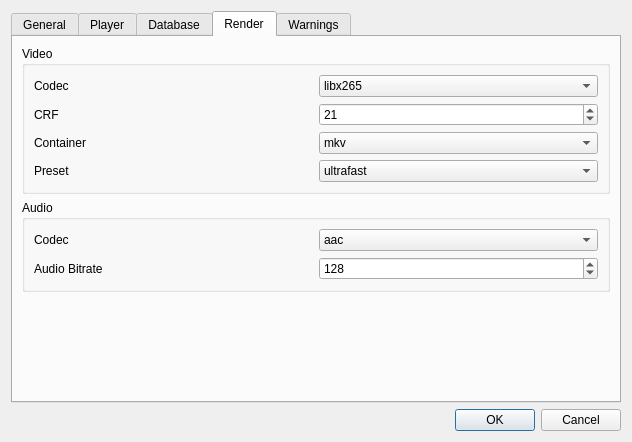
Above: gui/settings.ui from vommie/pycutxn before the change. Below: the same form after it.
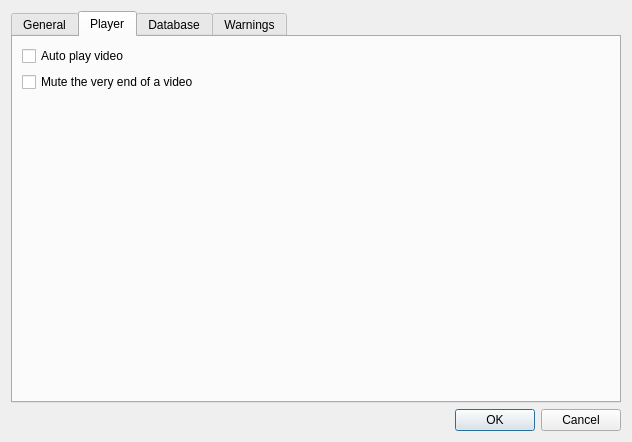
That is the form after the change. The open tabs and pages were chosen to show the change.

Commit message: render settings are now a dock panel instead of settings tab

Diff of the .ui file:
```diff
--- a/gui/settings.ui
+++ b/gui/settings.ui
@@ -166,235 +166,6 @@
          </item>
         </layout>
        </widget>
-       <widget class="QWidget" name="tabRender">
-        <attribute name="title">
-         <string>Render</string>
-        </attribute>
-        <layout class="QVBoxLayout" name="verticalLayout_3">
-         <item>
-          <layout class="QVBoxLayout" name="layoutRender">
-           <item>
-            <widget class="QGroupBox" name="groupBoxVideo">
-             <property name="title">
-              <string>Video</string>
-             </property>
-             <layout class="QVBoxLayout" name="verticalLayout_6">
-              <item>
-               <layout class="QHBoxLayout" name="horizontalLayout_6">
-                <item>
-                 <widget class="QLabel" name="label_5">
-                  <property name="text">
-                   <string>Codec</string>
-                  </property>
-                 </widget>
-                </item>
-                <item>
-                 <widget class="QComboBox" name="comboBoxVideoCodec">
-                  <item>
-                   <property name="text">
-                    <string>libx265</string>
-                   </property>
-                  </item>
-                  <item>
-                   <property name="text">
-                    <string>libx264</string>
-                   </property>
-                  </item>
-                 </widget>
-                </item>
-               </layout>
-              </item>
-              <item>
-               <layout class="QHBoxLayout" name="horizontalLayout_2">
-                <item>
-                 <widget class="QLabel" name="label_2">
-                  <property name="text">
-                   <string>CRF</string>
-                  </property>
-                 </widget>
-                </item>
-                <item>
-                 <widget class="QSpinBox" name="spinBoxCRF">
-                  <property name="value">
-                   <number>21</number>
-                  </property>
-                 </widget>
-                </item>
-               </layout>
-              </item>
-              <item>
-               <layout class="QHBoxLayout" name="horizontalLayout_5">
-                <item>
-                 <widget class="QLabel" name="label_4">
-                  <property name="text">
-                   <string>Container</string>
-                  </property>
-                 </widget>
-                </item>
-                <item>
-                 <widget class="QComboBox" name="comboBoxContainer">
-                  <item>
-                   <property name="text">
-                    <string>mkv</string>
-                   </property>
-                  </item>
-                  <item>
-                   <property name="text">
-                    <string>mp4</string>
-                   </property>
-                  </item>
-                 </widget>
-                </item>
-               </layout>
-              </item>
-              <item>
-               <layout class="QHBoxLayout" name="horizontalLayout_8">
-                <item>
-                 <widget class="QLabel" name="label_7">
-                  <property name="text">
-                   <string>Preset</string>
-                  </property>
-                 </widget>
-                </item>
-                <item>
-                 <widget class="QComboBox" name="comboBoxPreset">
-                  <item>
-                   <property name="text">
-                    <string>ultrafast</string>
-                   </property>
-                  </item>
-                  <item>
-                   <property name="text">
-                    <string>superfast</string>
-                   </property>
-                  </item>
-                  <item>
-                   <property name="text">
-                    <string>veryfast</string>
-                   </property>
-                  </item>
-                  <item>
-                   <property name="text">
-                    <string>faster</string>
-                   </property>
-                  </item>
-                  <item>
-                   <property name="text">
-                    <string>fast</string>
-                   </property>
-                  </item>
-                  <item>
-                   <property name="text">
-                    <string>medium</string>
-                   </property>
-                  </item>
-                  <item>
-                   <property name="text">
-                    <string>slow</string>
-                   </property>
-                  </item>
-                  <item>
-                   <property name="text">
-                    <string>slower</string>
-                   </property>
-                  </item>
-                  <item>
-                   <property name="text">
-                    <string>veryslow</string>
-                   </property>
-                  </item>
-                  <item>
-                   <property name="text">
-                    <string>placebo</string>
-                   </property>
-                  </item>
-                 </widget>
-                </item>
-               </layout>
-              </item>
-             </layout>
-            </widget>
-           </item>
-           <item>
-            <widget class="QGroupBox" name="groupBoxAudio">
-             <property name="title">
-              <string>Audio</string>
-             </property>
-             <layout class="QVBoxLayout" name="verticalLayout_5">
-              <item>
-               <layout class="QHBoxLayout" name="horizontalLayout_7">
-                <item>
-                 <widget class="QLabel" name="label_6">
-                  <property name="text">
-                   <string>Codec</string>
-                  </property>
-                 </widget>
-                </item>
-                <item>
-                 <widget class="QComboBox" name="comboBoxAudioCodec">
-                  <item>
-                   <property name="text">
-                    <string>aac</string>
-                   </property>
-                  </item>
-                  <item>
-                   <property name="text">
-                    <string>libmp3lame</string>
-                   </property>
-                  </item>
-                  <item>
-                   <property name="text">
-                    <string>libvorbis</string>
-                   </property>
-                  </item>
-                 </widget>
-                </item>
-               </layout>
-              </item>
-              <item>
-               <layout class="QHBoxLayout" name="horizontalLayout_4">
-                <item>
-                 <widget class="QLabel" name="label_3">
-                  <property name="text">
-                   <string>Audio Bitrate</string>
-                  </property>
-                 </widget>
-                </item>
-                <item>
-                 <widget class="QSpinBox" name="spinBoxAudioBitrate">
-                  <property name="maximum">
-                   <number>99999</number>
-                  </property>
-                  <property name="singleStep">
-                   <number>2</number>
-                  </property>
-                  <property name="value">
-                   <number>128</number>
-                  </property>
-                 </widget>
-                </item>
-               </layout>
-              </item>
-             </layout>
-            </widget>
-           </item>
-           <item>
-            <spacer name="verticalSpacer_5">
-             <property name="orientation">
-              <enum>Qt::Vertical</enum>
-             </property>
-             <property name="sizeHint" stdset="0">
-              <size>
-               <width>20</width>
-               <height>40</height>
-              </size>
-             </property>
-            </spacer>
-           </item>
-          </layout>
-         </item>
-        </layout>
-       </widget>
        <widget class="QWidget" name="tabWarnings">
         <attribute name="title">
          <string>Warnings</string>
```
The commit also changes 3 other files.
